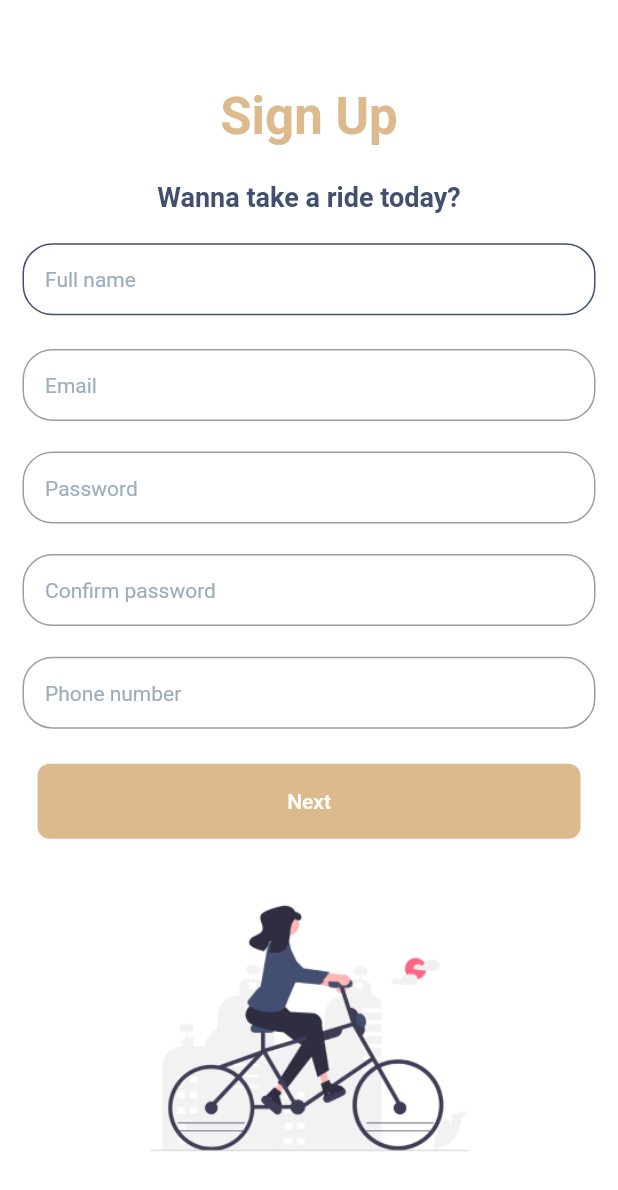
After one commit to MeriemAfafHaddou/BikeShare-frontend, a Flutter app: the screen it shows after launch, after a tap on "Sign up", on a phone screen of 412 x 824 dp. The commit adds this screen. Shown: the top 1190 px of the screen. Run offline on Flutter 3.47's test engine with Material 2 defaults, Android fonts, the phone set to English and light mode, and no system bars; our stand-ins replace google_fonts, google_maps_flutter, weather; missing offline and left inert: assorted_layout_widgets, google_maps_routes; network calls fail.

Commit message:
Screen:Sign up

```diff
--- a/lib/main.dart
+++ b/lib/main.dart
@@ -3,6 +3,7 @@ import 'package:bikeshare/views/BikeDetails.dart';
 import 'package:bikeshare/views/Map.dart';
 import 'package:bikeshare/views/Payment.dart';
 import 'package:bikeshare/views/SignIn.dart';
+import 'package:bikeshare/views/SignUp.dart';
 import 'package:bikeshare/views/home.dart';
 import 'package:flutter/material.dart';
 
@@ -23,6 +24,7 @@ class MyApp extends StatelessWidget {
         "/payment": (_)=> Payment(),
         "/code": (_)=> BikeCode(),
         "/map": (_)=> Map(),
+        "/signUp": (_)=> SignUpPage(),
       },
       debugShowCheckedModeBanner:false,
       home: SignInPage(),
--- a/lib/views/SignIn.dart
+++ b/lib/views/SignIn.dart
@@ -130,7 +130,8 @@ class SignInPage extends StatelessWidget{
                   // }
                 },
                 shadowBlurRadius: 0),
-            const Row(
+
+            Row(
               children: [
                 Expanded(
                   child: Divider(
@@ -163,7 +164,7 @@ class SignInPage extends StatelessWidget{
               decoration: BoxDecoration(
                   borderRadius: BorderRadius.circular(20),
                   border: Border.all(color: Color(0xffD9D9D9))),
-              child: const Row(
+              child: Row(
                 mainAxisAlignment: MainAxisAlignment.center,
                 children: [
                   Icon(
@@ -180,7 +181,7 @@ class SignInPage extends StatelessWidget{
                 ],
               ),
             ),
-            const Row(
+            Row(
               mainAxisAlignment: MainAxisAlignment.center,
               children: [
                 Text(
@@ -190,14 +191,25 @@ class SignInPage extends StatelessWidget{
                     color: Colors.black,
                   ),
                 ),
-                Text(
+                TextButton(
+                    onPressed: ()=>{
+                      Navigator.of(context).pushNamed("/signUp")
+                    },
+                    style:TextButton.styleFrom(
+                      minimumSize: Size.zero,
+                      padding: EdgeInsets.only(right:15, left:15),
+                      tapTargetSize: MaterialTapTargetSize.shrinkWrap,
+                    ),
+                    child: Text(
                       'Sign up',
                       style: TextStyle(
                         fontSize: 14,
                         color: AppColors.yellow,
                         decoration: TextDecoration.underline,
                       ),
-                ),
+                    ),),
+
+
               ],
             ),
           ],
--- /dev/null
+++ b/lib/views/SignUp.dart
@@ -0,0 +1,173 @@
+import 'package:bikeshare/config/colors.dart';
+import 'package:bikeshare/widgets/RoundedColoredButton.dart';
+import 'package:flutter/material.dart';
+
+class SignUpPage extends StatelessWidget {
+  const SignUpPage({Key? key}) : super(key: key);
+
+
+  @override
+  Widget build(BuildContext context) {
+    var emailController;
+    var fullNameController;
+    var lastNameController;
+    var pwdController;
+    var confirmPwdController;
+    var phoneController;
+    return Scaffold(
+      resizeToAvoidBottomInset: false,
+      body: Container(
+        color: AppColors.white,
+        padding: const EdgeInsets.all(15),
+        child: Column(
+          crossAxisAlignment: CrossAxisAlignment.stretch,
+          mainAxisAlignment: MainAxisAlignment.spaceEvenly,
+          children: [
+            Center(
+              child: const Text(
+                'Sign Up',
+                style: TextStyle(
+                  fontWeight: FontWeight.w700,
+                  fontSize: 34,
+                  height: 2,
+                  color: AppColors.yellow,
+                ),
+              ),
+            ),
+            Center(
+              child: const Text(
+                'Wanna take a ride today?',
+                style: TextStyle(
+                  fontWeight: FontWeight.w600,
+                  fontSize: 18,
+                  color: AppColors.blue,
+                  height: 1
+                ),
+              ),
+            ),
+            SizedBox(
+              height: 50,
+              child: TextField(
+                controller: fullNameController,
+                decoration: InputDecoration(
+                    hintText: 'Full name',
+                    hintStyle: const TextStyle(
+                      fontSize: 14,
+                      color: Color(0xff9BAEBC),
+                    ),
+                    filled: false,
+                    contentPadding: const EdgeInsets.only(left: 15,top: 5,bottom: 5),
+                    enabledBorder: OutlineInputBorder(
+                      borderRadius: BorderRadius.circular(20),
+                      borderSide: const BorderSide(
+                        width: 1,
+                        color: AppColors.blue,
+                      ),
+                    )),
+              ),
+            ),
+            TextField(
+              controller: emailController,
+              decoration: InputDecoration(
+                  hintText: 'Email',
+                  hintStyle: const TextStyle(
+                    fontSize: 14,
+                    color: Color(0xff9BAEBC),
+                  ),
+                  filled: false,
+                  contentPadding: const EdgeInsets.only(left: 15,top: 5,bottom: 5),
+                  border: OutlineInputBorder(
+                    borderRadius: BorderRadius.circular(20),
+                    borderSide: const BorderSide(
+                      width: 1.0,
+                      color: AppColors.blue,
+                    ),
+                  )),
+            ),
+            TextField(
+              controller: pwdController,
+              decoration: InputDecoration(
+                  hintText: 'Password',
+                  hintStyle: const TextStyle(
+                    fontSize: 14,
+                    color: Color(0xff9BAEBC),
+                  ),
+                  filled: false,
+                  contentPadding: const EdgeInsets.only(left: 15,top: 5,bottom: 5),
+                  border: OutlineInputBorder(
+                    borderRadius: BorderRadius.circular(20),
+                    borderSide: const BorderSide(
+                      width: 1.0,
+                      color: AppColors.blue,
+                    ),
+                  )),
+            ),
+            TextField(
+              controller: confirmPwdController,
+              decoration: InputDecoration(
+                  hintText: 'Confirm password',
+                  hintStyle: const TextStyle(
+                    fontSize: 14,
+                    color: Color(0xff9BAEBC),
+                  ),
+                  filled: false,
+                  contentPadding: const EdgeInsets.only(left: 15,top: 5,bottom: 5),
+                  border: OutlineInputBorder(
+                    borderRadius: BorderRadius.circular(20),
+                    borderSide: const BorderSide(
+                      width: 1.0,
+                      color: AppColors.blue,
+                    ),
+                  )),
+            ),
+            TextField(
+              controller: phoneController,
+              decoration: InputDecoration(
+                  hintText: 'Phone number',
+                  hintStyle: const TextStyle(
+                    fontSize: 14,
+                    color: Color(0xff9BAEBC),
+                  ),
+                  filled: false,
+                  contentPadding: const EdgeInsets.only(left: 15,top: 5,bottom: 5),
+                  border: OutlineInputBorder(
+                    borderRadius: BorderRadius.circular(20),
+                    borderSide: const BorderSide(
+                      width: 1.0,
+                      color: AppColors.blue,
+                    ),
+                  )),
+            ),
+            RoundedColoredButton(
+                width: 350,
+                height: 50,
+                text: 'Next',
+                textColor: Colors.white,
+                fillColor: AppColors.yellow,
+                onPressed: () {
+                  Navigator.of(context)
+                      .pushNamed("/home");
+                  // await login(emailController.text,passwordController.text);
+                  // if(global.globalSessionData?.userId!=null){
+                  //   FirebaseMessaging messaging = FirebaseMessaging.instance;
+                  //   String? token = await messaging.getToken();
+                  //   global.globalSessionData?.token=token!;
+                  //   addToken(token!);
+                  //   Navigator.of(context)
+                  //       .pushNamed("/home");
+                  // }else{
+                  //   print("incorrect credentials !");
+                  // }
+                },
+                shadowBlurRadius: 0),
+            SizedBox(
+              height: MediaQuery.of(context).size.height*0.25,
+              child: Image.asset("assets/images/illustration.png"),
+            ),
+
+          ],
+        ),
+      ),
+    );
+  }
+}
--- a/lib/views/home.dart
+++ b/lib/views/home.dart
@@ -26,11 +26,15 @@ class Home extends StatelessWidget {
     address: 'El Biar',
     phone: '0789898989',
   );
+
+  WeatherFactory wf = new WeatherFactory("af1120536d27c1029173735a6ab0bdbd");
   final dateToday =DateFormat.yMMMd().format(DateTime.now());
   @override
   Widget build(BuildContext context) {
     final bikeViewModel = BikeViewModel();
     final screenSize = MediaQuery.of(context).size;
+    Future<Weather> w = wf.currentWeatherByCityName("Tlemcen");
+    Future<double?> celsius = w.then((w) => w.temperature?.celsius);
     return Scaffold(
       body: Container(
         color: Colors.white,
@@ -100,17 +104,32 @@ class Home extends StatelessWidget {
                   Row(
                     mainAxisAlignment: MainAxisAlignment.spaceEvenly,
                     children: [
-                      const Column(
+                      Column(
                         crossAxisAlignment: CrossAxisAlignment.start,
                         children: [
-                          Text("21° C",
+                  FutureBuilder<double?>(
+                    future: celsius,
+                    builder: (context, snapshot) {
+                      if (snapshot.connectionState == ConnectionState.waiting) {
+                        // While the future is loading
+                        return CircularProgressIndicator();
+                      } else if (snapshot.hasError) {
+                        // If an error occurred
+                        return Text('Error: ${snapshot.error}');
+                      } else {
+                        // When the future completes successfully
+                        double value = snapshot.data ?? 0.0; // Access the double value
+                        return Text('${value.toInt()} °C',
                             style: TextStyle(
                                 fontFamily: 'Poppins',
                                 color:AppColors.darkGrey,
-                                  fontSize: 28,
+                                fontSize: 18,
                                 fontWeight: FontWeight.w400,
                                 height: 1.2
                             )
+                        );
+                      }
+                    },
                   ),
                           Text("Suitable",
                               style: TextStyle(
@@ -128,7 +147,6 @@ class Home extends StatelessWidget {
                         width: screenSize.width*0.4,
                         height: 90,
                       ),
-
                     ],
                   )
                 ],
--- a/pubspec.yaml
+++ b/pubspec.yaml
@@ -19,7 +19,7 @@ publish_to: 'none' # Remove this line if you wish to publish to pub.dev
 version: 1.0.0+1
 
 environment:
-  sdk: '>=3.0.0-348.0.dev <4.0.0'
+  sdk: '>=2.19.0-348.0.dev <4.0.0'
 
 # Dependencies specify other packages that your package needs in order to work.
 # To automatically upgrade your package dependencies to the latest versions
```
Also changed, not shown: assets/images/illustration.png (added), pubspec.lock. Lines whose indentation alone changed are shown as unchanged.
